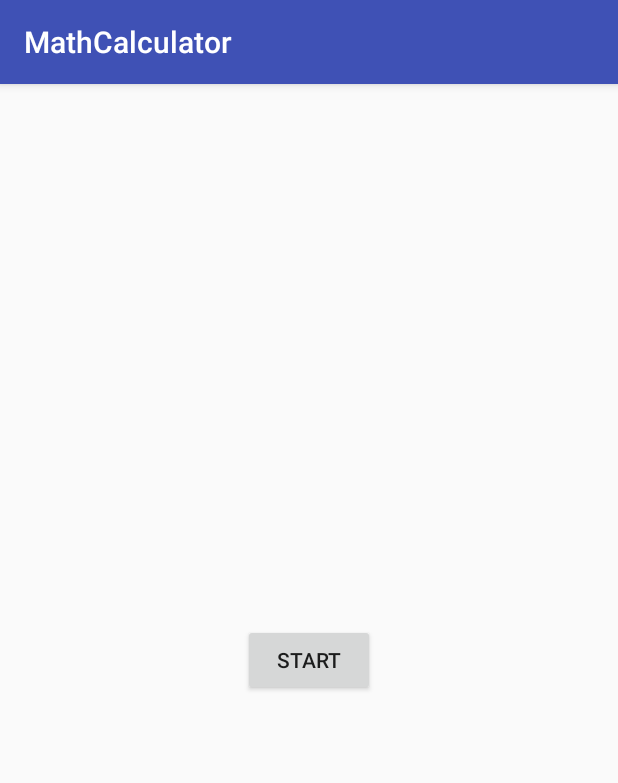
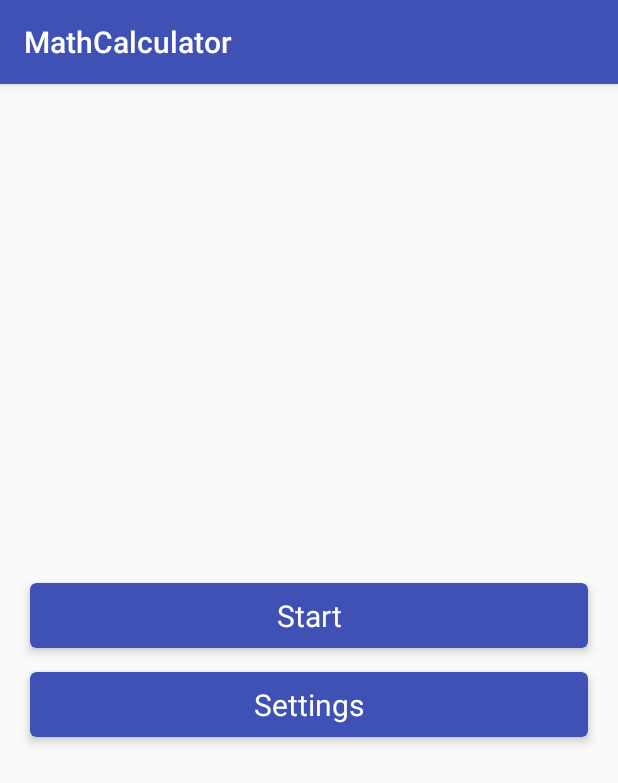
Before and after one commit to jiahaoliuliu/MathCalculator, an Android app: the screen it shows after launch (MainActivity), on a phone screen of 412 x 824 dp. Shown: the top 783 px of the screen. Run offline under Robolectric (Android 15) with nearby library versions, the light colour scheme and no system bars; our stand-ins replace data binding.

```diff
--- a/app/src/main/java/com/jiahaoliuliu/mathcalculator/welcome/MainActivity.java
+++ b/app/src/main/java/com/jiahaoliuliu/mathcalculator/welcome/MainActivity.java
@@ -6,6 +6,7 @@ import android.support.v7.app.AppCompatActivity;
 import android.os.Bundle;
 import android.view.View;
 
+import com.jiahaoliuliu.mathcalculator.config.ConfigActivity;
 import com.jiahaoliuliu.mathcalculator.data.MainViewModel;
 import com.jiahaoliuliu.mathcalculator.R;
 import com.jiahaoliuliu.mathcalculator.calculate.CalculateActivity;
@@ -24,10 +25,17 @@ public class MainActivity extends AppCompatActivity {
         // Get the instance of the main view model
         mainViewModel = MainViewModel.getInstance();
 
-        // Link the button
-        binding.startButton.setOnClickListener(new View.OnClickListener(){
+        // Link the buttons
+        binding.startButton.setOnClickListener(onClickListener);
+        binding.configButton.setOnClickListener(onClickListener);
+
+    }
+
+    private View.OnClickListener onClickListener = new View.OnClickListener(){
         @Override
         public void onClick(View view) {
+            switch (view.getId()) {
+                case R.id.start_button:
                     // Generate the model
                     mainViewModel.generateNewMathOperationModelsList(LIST_SIZE);
                     mainViewModel.startTimer(MainActivity.this);
@@ -36,7 +44,14 @@ public class MainActivity extends AppCompatActivity {
                     Intent startCalculateActivityIntent =
                             new Intent(MainActivity.this, CalculateActivity.class);
                     startActivity(startCalculateActivityIntent);
-            }
-        });
+                    break;
+                case R.id.config_button:
+                    // Open configuration
+                    Intent startConfigurationActivityIntent =
+                            new Intent(MainActivity.this, ConfigActivity.class);
+                    startActivity(startConfigurationActivityIntent);
+                    break;
             }
         }
+    };
+}
--- a/app/src/main/res/layout/activity_main.xml
+++ b/app/src/main/res/layout/activity_main.xml
@@ -2,15 +2,60 @@
 <layout >
     <LinearLayout
         xmlns:android="http://schemas.android.com/apk/res/android"
+        xmlns:card_view="http://schemas.android.com/apk/res-auto"
         android:layout_width="match_parent"
         android:layout_height="match_parent"
         android:gravity="center"
+        android:orientation="vertical"
         >
-    <Button
+        <!-- Start button -->
+        <android.support.v7.widget.CardView
             android:id="@+id/start_button"
-        android:layout_width="wrap_content"
+            android:layout_width="match_parent"
+            android:layout_height="wrap_content"
+            android:layout_marginTop="@dimen/card_view_vertical_margin"
+            android:layout_marginBottom="@dimen/card_view_vertical_margin"
+            android:layout_marginLeft="@dimen/button_horizontal_margin"
+            android:layout_marginStart="@dimen/button_horizontal_margin"
+            android:layout_marginRight="@dimen/button_horizontal_margin"
+            android:layout_marginEnd="@dimen/button_horizontal_margin"
+            card_view:cardElevation="4dp"
+            card_view:cardCornerRadius="4dp"
+            card_view:cardBackgroundColor="@color/colorPrimary"
+            >
+            <TextView
+                android:layout_width="match_parent"
                 android:layout_height="wrap_content"
                 android:text="@string/start"
+                style="@style/NormalText"
+                android:padding="8dp"
+                android:textColor="@android:color/white"
                 />
+        </android.support.v7.widget.CardView>
+
+        <!-- Config button -->
+        <android.support.v7.widget.CardView
+            android:id="@+id/config_button"
+            android:layout_width="match_parent"
+            android:layout_height="wrap_content"
+            android:layout_marginTop="@dimen/card_view_vertical_margin"
+            android:layout_marginBottom="@dimen/card_view_vertical_margin"
+            android:layout_marginLeft="@dimen/button_horizontal_margin"
+            android:layout_marginStart="@dimen/button_horizontal_margin"
+            android:layout_marginRight="@dimen/button_horizontal_margin"
+            android:layout_marginEnd="@dimen/button_horizontal_margin"
+            card_view:cardElevation="4dp"
+            card_view:cardCornerRadius="4dp"
+            card_view:cardBackgroundColor="@color/colorPrimary"
+            >
+            <TextView
+                android:layout_width="match_parent"
+                android:layout_height="wrap_content"
+                android:text="@string/config"
+                style="@style/NormalText"
+                android:padding="8dp"
+                android:textColor="@android:color/white"
+                />
+        </android.support.v7.widget.CardView>
     </LinearLayout>
 </layout>
--- a/app/src/main/res/values/colors.xml
+++ b/app/src/main/res/values/colors.xml
@@ -3,6 +3,7 @@
     <color name="colorPrimary">#3F51B5</color>
     <color name="colorPrimaryDark">#303F9F</color>
     <color name="colorAccent">#FF4081</color>
+    <color name="buttonBackground">#7A7AFF</color>
     <color name="correctResultBackground">#CCFFCC</color>
     <color name="wrongResultBackground">#FFE5E5</color>
 </resources>
--- a/app/src/main/res/values/dimens.xml
+++ b/app/src/main/res/values/dimens.xml
@@ -1,3 +1,6 @@
 <resources>
     <dimen name="fab_margin">16dp</dimen>
+    <dimen name="card_view_vertical_margin">8dp</dimen>
+    <dimen name="card_view_horizontal_margin">5dp</dimen>
+    <dimen name="button_horizontal_margin">20dp</dimen>
 </resources>
--- a/app/src/main/res/values/strings.xml
+++ b/app/src/main/res/values/strings.xml
@@ -12,4 +12,8 @@
     <string name="minutes">minutes</string>
     <string name="seconds_short">s</string>
     <string name="seconds">seconds</string>
+    <string name="config">Settings</string>
+    <string name="title_activity_config">ConfigActivity</string>
+    <string name="config_general_config">General configurations</string>
+    <string name="config_number_of_exercises">Number of exercises</string>
 </resources>
--- a/app/src/main/res/values/styles.xml
+++ b/app/src/main/res/values/styles.xml
@@ -31,6 +31,12 @@
         <item name="android:background">@drawable/strike</item>
     </style>
 
+    <style name="Title">
+        <item name="android:textSize">22sp</item>
+        <item name="android:textStyle">bold</item>
+        <item name="android:gravity">left|center_vertical</item>
+    </style>
+
     <style name="Timer">
         <item name="android:textSize">16sp</item>
         <item name="android:gravity">center_vertical</item>
```
Also changed, not shown: app/src/main/AndroidManifest.xml (+8 -6 lines), app/src/main/java/com/jiahaoliuliu/mathcalculator/config/ConfigActivity.java (added, +24 -0 lines), app/src/main/java/com/jiahaoliuliu/mathcalculator/config/ConfigurationModel.java (added, +22 -0 lines), app/src/main/res/layout/activity_calculate.xml (+42 -10 lines), app/src/main/res/layout/activity_config.xml (added, +71 -0 lines), app/src/main/res/layout/layout_general_result.xml (+6 -6 lines), app/src/main/res/layout/layout_result_item.xml (+6 -6 lines). Lines whose indentation alone changed are shown as unchanged.
